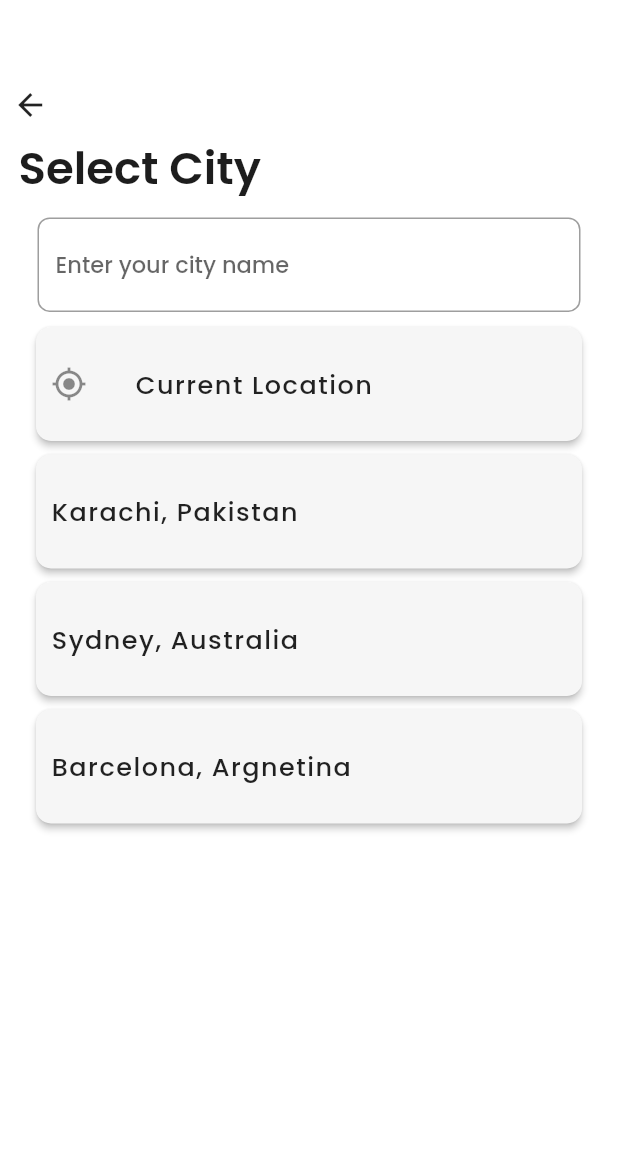
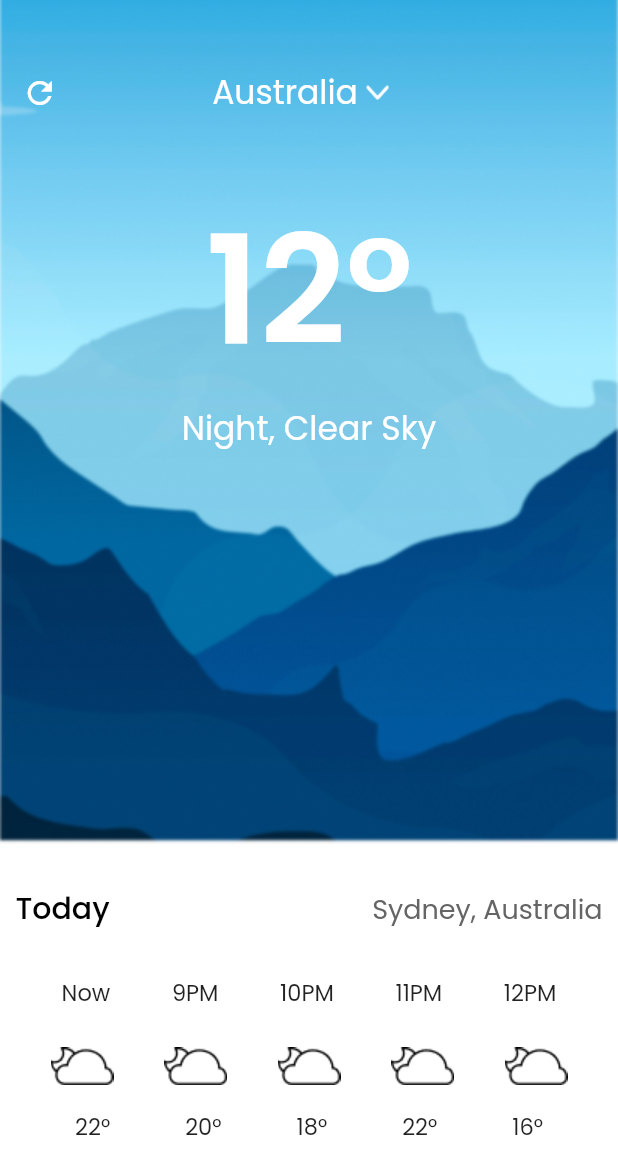
Before and after one commit to MuhammadDaniyal32/Weather_Forecast_FlutterApp, a Flutter app: the CitySelectionScreen screen opened directly, after a tap on "Current Location", on a phone screen of 412 x 824 dp. Shown: the top 1174 px of the screen. Run offline on Flutter 3.47's test engine with Material 2 defaults, Android fonts, the phone set to English and light mode, and no system bars.

Commit message:
homescreen done

```diff
--- a/lib/views/city_selection_screen.dart
+++ b/lib/views/city_selection_screen.dart
@@ -1,6 +1,7 @@
 import 'package:flutter/material.dart';
 import 'package:weather_app/utility/app_colors.dart';
 import 'package:weather_app/utility/utils.dart';
+import 'package:weather_app/views/home_screen.dart';
 import 'package:weather_app/widgets/List_Tile.dart';
 import '../utility/spacing.dart';
 class CitySelectionScreen extends StatelessWidget {
@@ -49,7 +50,7 @@ class CitySelectionScreen extends StatelessWidget {
 
           Expanded(
             child: ListView(children: [
-              List_Tile(title: "Current Location", color: Color(0xffF6F6F6),icon: Icon(Icons.my_location), onlist_tap: ()=>onlist_tap(),),
+              List_Tile(title: "Current Location", color: Color(0xffF6F6F6),icon: Icon(Icons.my_location), onlist_tap: ()=>onlist_tap(context),),
               List_Tile(title: "Karachi, Pakistan",color: Color(0xffF6F6F6), onlist_tap: () {  },),
               List_Tile(title: "Sydney, Australia",color: Color(0xffF6F6F6), onlist_tap: () {  },),
               List_Tile(title: "Barcelona, Argnetina",color: Color(0xffF6F6F6), onlist_tap: () {  },),
@@ -64,5 +65,7 @@ class CitySelectionScreen extends StatelessWidget {
     Navigator.pop(context);
   }
 
-  onlist_tap() {}
+  onlist_tap(BuildContext context) {
+    Navigator.of(context).push(MaterialPageRoute(builder: (_) => HomeScreen()));
+  }
 }
--- a/lib/views/home_screen.dart
+++ b/lib/views/home_screen.dart
@@ -0,0 +1,102 @@
+import 'package:flutter/material.dart';
+import 'package:weather_app/utility/app_colors.dart';
+import 'package:weather_app/utility/utils.dart';
+import 'package:weather_app/widgets/List_Tile.dart';
+import '../utility/spacing.dart';
+
+class HomeScreen extends StatelessWidget {
+  const HomeScreen({Key? key}) : super(key: key);
+
+  @override
+  Widget build(BuildContext context) {
+    return Scaffold(
+      backgroundColor: AppColors.appbgColor,
+      body: Stack(
+        children: [
+        Container(
+          height: UIExt(context).screenHeight()*0.597,
+          child: SizedBox.expand(
+              child: FittedBox(
+                fit: BoxFit.cover,
+                child: Image.asset('assets/images/home_bg.png'),
+              )),
+        ),
+          Positioned(
+              child: Column(
+                children: [
+                  VerticalSpacing(UIExt(context).screenHeight()*0.055),
+                  Row(
+                    children: [
+                      HorizontalSpacing(UIExt(context).screenWidth()*0.035),
+                      GestureDetector(onTap: ()=>onrefresh_pressed(context),child: Icon(Icons.refresh,color: AppColors.whiteColor)),
+                      HorizontalSpacing(UIExt(context).screenWidth()*0.25),
+                      Text("Australia",style:TextStyle(fontSize: 22,fontWeight: FontWeight.w400,color: AppColors.whiteColor)),
+                      HorizontalSpacing(UIExt(context).screenWidth()*0.01),
+                      Image(image: AssetImage('assets/images/arrow_down.png'),height: 10,width: 18)
+                    ],
+                  ),
+                  VerticalSpacing(UIExt(context).screenHeight()*0.050),
+                  Row(
+                    mainAxisAlignment: MainAxisAlignment.center,
+                    children: [
+                      Text("12°",style:TextStyle(fontSize: 100,fontWeight: FontWeight.w700,color: AppColors.whiteColor)),
+                    ],
+                  ),
+                  Row(
+                    mainAxisAlignment: MainAxisAlignment.center,
+                    children: [
+                      Text("Night, Clear Sky",style:TextStyle(fontSize: 22,fontWeight: FontWeight.w400,color: AppColors.whiteColor)),
+                    ],
+                  ),
+                  VerticalSpacing(UIExt(context).screenHeight()*0.35),
+                  Row(
+                    children: [
+                      HorizontalSpacing(UIExt(context).screenWidth()*0.025),
+                      Text("Today",style:TextStyle(fontSize: 20,fontWeight: FontWeight.w500,color: AppColors.blackColor)),
+                      Spacer(),
+                      Text("Sydney, Australia",style:TextStyle(fontSize: 18,fontWeight: FontWeight.w400,color: AppColors.darkgreyColor)),
+                      HorizontalSpacing(UIExt(context).screenWidth()*0.025),
+                    ],
+                  ),
+                  VerticalSpacing(UIExt(context).screenHeight()*0.036),
+                  Row(
+                    mainAxisAlignment: MainAxisAlignment.spaceEvenly,
+                    children: [
+                      Text("Now",style:TextStyle(fontSize: 15,fontWeight: FontWeight.w400,)),
+                      Text("9PM",style:TextStyle(fontSize: 15,fontWeight: FontWeight.w400,)),
+                      Text("10PM",style:TextStyle(fontSize: 15,fontWeight: FontWeight.w400,)),
+                      Text("11PM",style:TextStyle(fontSize: 15,fontWeight: FontWeight.w400,)),
+                      Text("12PM",style:TextStyle(fontSize: 15,fontWeight: FontWeight.w400,)),
+                    ],
+                  ),
+                  VerticalSpacing(UIExt(context).screenHeight()*0.030),
+                  Row(
+                    mainAxisAlignment: MainAxisAlignment.spaceEvenly,
+                    children: [
+                      Image(image: AssetImage('assets/images/cloud_img.png')),
+                      Image(image: AssetImage('assets/images/cloud_img.png')),
+                      Image(image: AssetImage('assets/images/cloud_img.png')),
+                      Image(image: AssetImage('assets/images/cloud_img.png')),
+                      Image(image: AssetImage('assets/images/cloud_img.png')),
+                    ],
+                  ),
+                  VerticalSpacing(UIExt(context).screenHeight()*0.020),
+                  Row(
+                    mainAxisAlignment: MainAxisAlignment.spaceEvenly,
+                    children: [
+                      Text("22°",style:TextStyle(fontSize: 15,fontWeight: FontWeight.w400,)),
+                      Text("20°",style:TextStyle(fontSize: 15,fontWeight: FontWeight.w400,)),
+                      Text("18°",style:TextStyle(fontSize: 15,fontWeight: FontWeight.w400,)),
+                      Text("22°",style:TextStyle(fontSize: 15,fontWeight: FontWeight.w400,)),
+                      Text("16°",style:TextStyle(fontSize: 15,fontWeight: FontWeight.w400,)),
+
+                    ],
+                  )
+              ],)
+          )
+        ])
+    );
+  }
+
+  onrefresh_pressed(BuildContext context) {}
+}
```
Also changed, not shown: assets/images/arrow_down.png (added).
